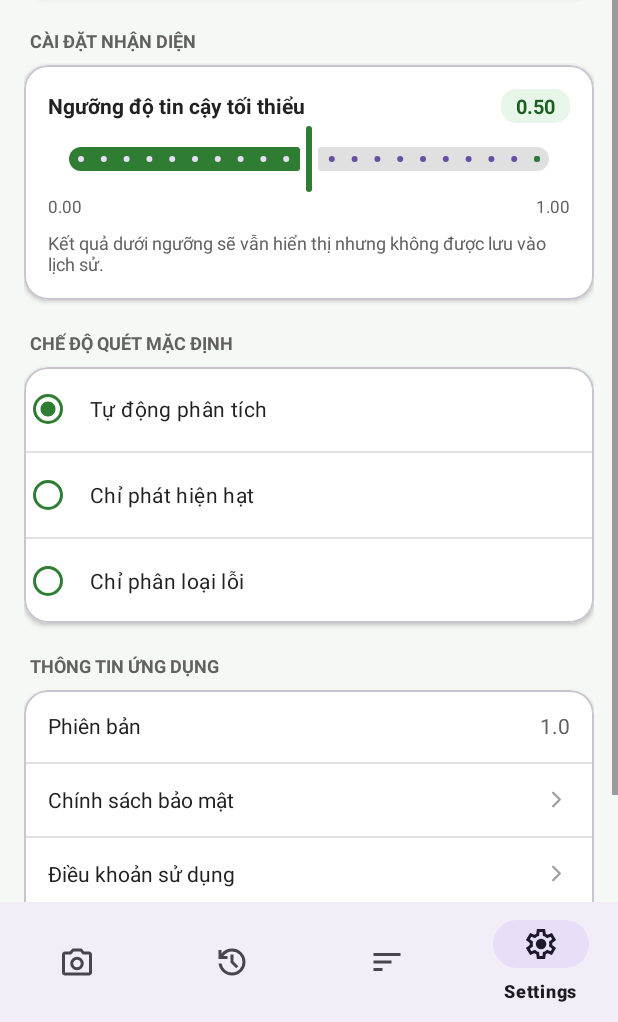
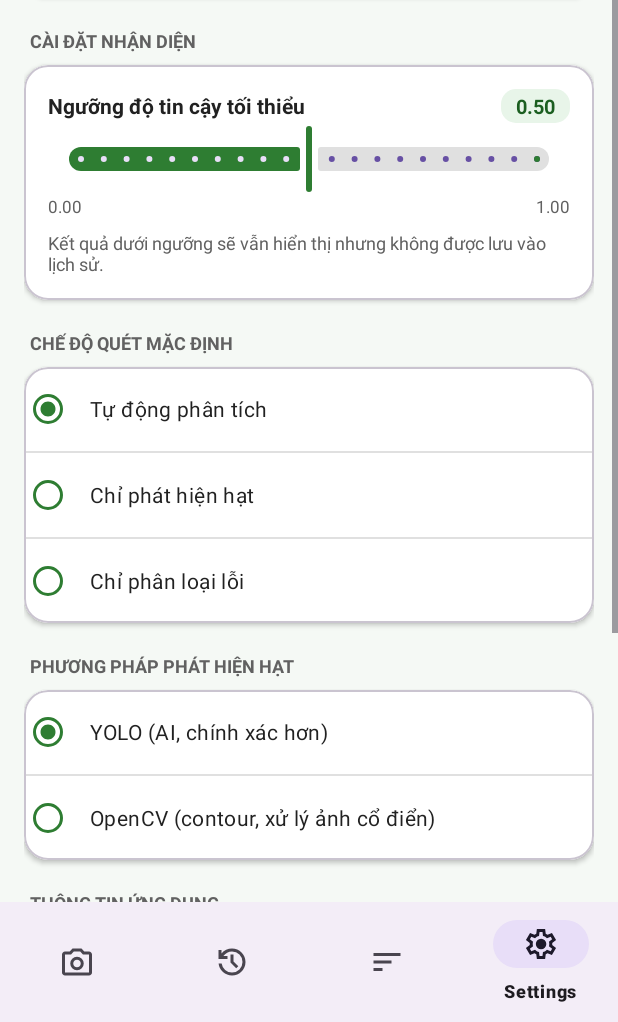
Before and after one commit to tntyy/CoffeeCheckAI, an Android app: the screen it shows after launch (MainActivity), item 4 of the bottom bar chosen, on a phone screen of 412 x 824 dp, the part 214-1236 px from its top. Run offline under Robolectric (Android 15) with nearby library versions, the phone set to English and light mode, and no system bars; libraries missing offline, so code that uses them is left out: androidx.camera.core, androidx.camera.lifecycle, androidx.camera.view, org.opencv.core, org.tensorflow.lite; 15 statements that could not run were skipped.

Commit message:
Giữ OpenCV cùng YOLO: chọn phương pháp tìm hạt trong Cài đặt, kiểm tra chất lượng ảnh
Co-Authored-By: Claude Sonnet 5.5 <noreply@anthropic.com>
Claude-Session: https://claude.ai/code/session_01GTk3VYXvoQQob3z6Jnhypw

```diff
--- a/app/src/main/java/com/example/coffeecheckai/ui/settings/SettingsFragment.java
+++ b/app/src/main/java/com/example/coffeecheckai/ui/settings/SettingsFragment.java
@@ -41,6 +41,7 @@ public class SettingsFragment extends Fragment {
         setupVersion(root);
         setupThreshold(root);
         setupMode(root);
+        setupDetector(root);
         setupInfoRows(root);
 
         return root;
@@ -99,6 +100,18 @@ public class SettingsFragment extends Fragment {
         });
     }
 
+    private void setupDetector(View root) {
+        RadioGroup group = root.findViewById(R.id.radioGroupDetector);
+
+        group.check(settings.getDetector() == AppSettings.DETECTOR_OPENCV
+                ? R.id.radioOpenCv : R.id.radioYolo);
+
+        group.setOnCheckedChangeListener((g, checkedId) ->
+                settings.setDetector(checkedId == R.id.radioOpenCv
+                        ? AppSettings.DETECTOR_OPENCV
+                        : AppSettings.DETECTOR_YOLO));
+    }
+
     private void setupInfoRows(View root) {
         root.findViewById(R.id.rowPrivacy).setOnClickListener(v -> showInfo(
                 "Chính sách bảo mật",
--- a/app/src/main/java/com/example/coffeecheckai/utils/AppSettings.java
+++ b/app/src/main/java/com/example/coffeecheckai/utils/AppSettings.java
@@ -10,9 +10,13 @@ public class AppSettings {
     public static final int MODE_DETECT = 1;    // chỉ phát hiện hạt
     public static final int MODE_CLASSIFY = 2;  // chỉ phân loại (cả ảnh là 1 hạt)
 
+    public static final int DETECTOR_YOLO = 0;    // YOLO (bean_detector.tflite)
+    public static final int DETECTOR_OPENCV = 1;  // OpenCV contour (Chương 2)
+
     private static final String PREFS = "coffeecheck_settings";
     private static final String KEY_THRESHOLD = "confidence_threshold";
     private static final String KEY_MODE = "scan_mode";
+    private static final String KEY_DETECTOR = "detector_method";
 
     private final SharedPreferences prefs;
 
@@ -37,4 +41,13 @@ public class AppSettings {
     public void setMode(int mode) {
         prefs.edit().putInt(KEY_MODE, mode).apply();
     }
+
+    /** Phương pháp tìm hạt: YOLO (mặc định) hoặc OpenCV contour. */
+    public int getDetector() {
+        return prefs.getInt(KEY_DETECTOR, DETECTOR_YOLO);
+    }
+
+    public void setDetector(int detector) {
+        prefs.edit().putInt(KEY_DETECTOR, detector).apply();
+    }
 }
--- a/app/src/main/res/layout/fragment_settings.xml
+++ b/app/src/main/res/layout/fragment_settings.xml
@@ -253,6 +253,58 @@
             </RadioGroup>
         </com.google.android.material.card.MaterialCardView>
 
+        <!-- Phương pháp phát hiện hạt -->
+        <TextView
+            android:layout_width="wrap_content"
+            android:layout_height="wrap_content"
+            android:layout_marginStart="4dp"
+            android:layout_marginTop="20dp"
+            android:layout_marginBottom="8dp"
+            android:text="PHƯƠNG PHÁP PHÁT HIỆN HẠT"
+            android:textColor="@color/text_secondary"
+            android:textSize="12sp"
+            android:textStyle="bold" />
+
+        <com.google.android.material.card.MaterialCardView
+            android:layout_width="match_parent"
+            android:layout_height="wrap_content"
+            app:cardBackgroundColor="@color/surface"
+            app:cardCornerRadius="16dp"
+            app:cardElevation="2dp">
+
+            <RadioGroup
+                android:id="@+id/radioGroupDetector"
+                android:layout_width="match_parent"
+                android:layout_height="wrap_content"
+                android:orientation="vertical">
+
+                <com.google.android.material.radiobutton.MaterialRadioButton
+                    android:id="@+id/radioYolo"
+                    android:layout_width="match_parent"
+                    android:layout_height="56dp"
+                    android:paddingStart="12dp"
+                    android:text="YOLO (AI, chính xác hơn)"
+                    android:textColor="@color/text_primary"
+                    android:textSize="14sp"
+                    app:buttonTint="@color/primary" />
+
+                <View
+                    android:layout_width="match_parent"
+                    android:layout_height="1dp"
+                    android:background="@color/divider" />
+
+                <com.google.android.material.radiobutton.MaterialRadioButton
+                    android:id="@+id/radioOpenCv"
+                    android:layout_width="match_parent"
+                    android:layout_height="56dp"
+                    android:paddingStart="12dp"
+                    android:text="OpenCV (contour, xử lý ảnh cổ điển)"
+                    android:textColor="@color/text_primary"
+                    android:textSize="14sp"
+                    app:buttonTint="@color/primary" />
+            </RadioGroup>
+        </com.google.android.material.card.MaterialCardView>
+
         <!-- Thông tin ứng dụng -->
         <TextView
             android:layout_width="wrap_content"
```
Also changed, not shown: app/src/main/java/com/example/coffeecheckai/ui/scan/ScanFragment.java (+43 -14 lines), app/src/main/java/com/example/coffeecheckai/utils/ImageUtils.java (+56 -0 lines), 2 other files.
